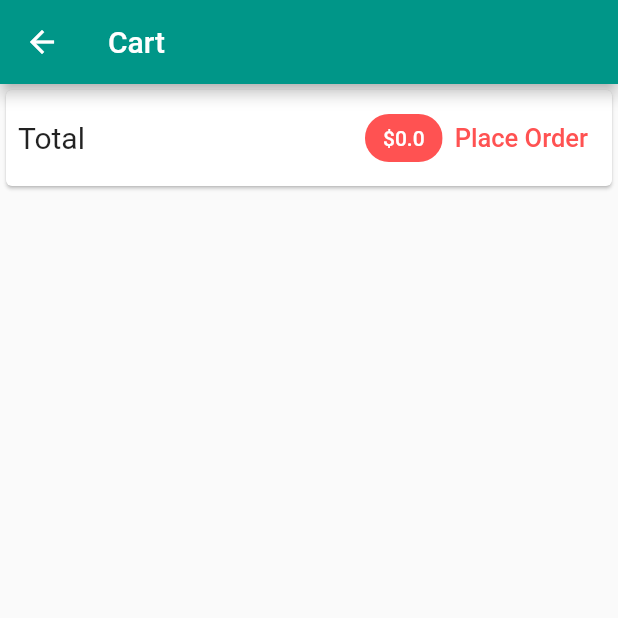
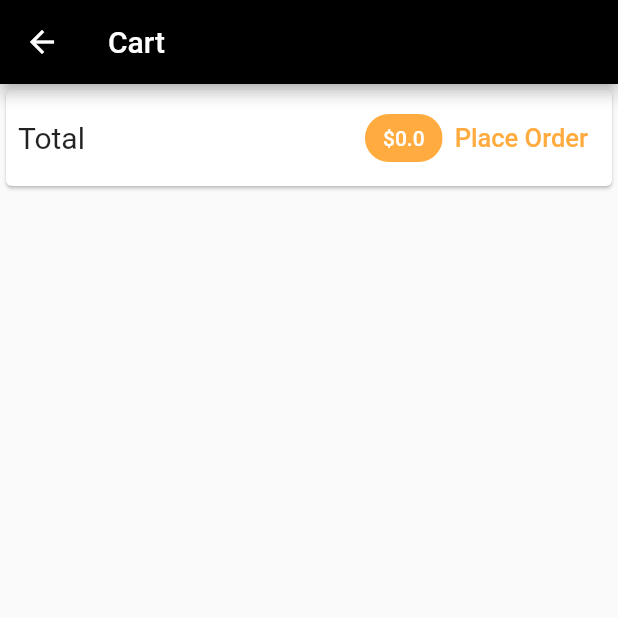
Before and after one commit to Mishalzahra28/Flutter, a Flutter app: the CartScreen screen opened by its route, on a phone screen of 412 x 824 dp, the top half of it. Run offline on Flutter 3.47's test engine with Material 2 defaults, Android fonts, the phone set to English and light mode, and no system bars; network calls fail.

Commit message:
shop app

```diff
--- a/shop_app/lib/main.dart
+++ b/shop_app/lib/main.dart
@@ -26,9 +26,9 @@ class MyApp extends StatelessWidget {
       ],
       child: MaterialApp(
         title: 'MyShop',
-        theme: ThemeData(
-          primarySwatch: Colors.teal,
-        ),
+        // theme: ThemeData(
+        //   primarySwatch: Colors.black,
+        // ),
         // home: ProductsOverviewScreen(),
         routes: {
           "/": (context) => ProductsOverviewScreen(),
--- a/shop_app/lib/providers/product_provider.dart
+++ b/shop_app/lib/providers/product_provider.dart
@@ -6,35 +6,84 @@ class ProductProvider with ChangeNotifier {
   final List<Product> _items = [
     Product(
       id: 'p1',
-      title: 'Red Shirt',
-      description: 'A red shirt - it is pretty red!',
+      title: 'White Shirt',
+      description: 'A white shirt - it is pretty neat!',
       price: 29.99,
       imageUrl:
-          'https://cdn.pixabay.com/photo/2016/10/02/22/17/red-t-shirt-1710578_1280.jpg',
+          'https://i.pinimg.com/236x/91/c9/46/91c946a57252c6c2729289e5ebaa5637.jpg',
     ),
     Product(
       id: 'p2',
-      title: 'Trousers',
-      description: 'A nice pair of trousers.',
-      price: 59.99,
+      title: 'Grey Solid Pants',
+      description: 'You are good to go with these solid pants!',
+      price: 39.99,
       imageUrl:
-          'https://upload.wikimedia.org/wikipedia/commons/thumb/e/e8/Trousers%2C_dress_%28AM_1960.022-8%29.jpg/512px-Trousers%2C_dress_%28AM_1960.022-8%29.jpg',
+          'https://encrypted-tbn0.gstatic.com/images?q=tbn:ANd9GcRzBkAGfu-BXRHZc3QYwHyiNRRHNHFAxnWK-sJtIf6fZMIW-PHMlGarKOmTOFesk1mmeb4&usqp=CAU',
     ),
     Product(
       id: 'p3',
-      title: 'Yellow Scarf',
+      title: 'Brown T-shirt',
+      description: 'A nice brown t-shirt.',
+      price: 35.99,
+      imageUrl:
+          'https://i.pinimg.com/236x/cc/f2/50/ccf25098b3b44305868c6ccfef122842.jpg',
+    ),
+    Product(
+      id: 'p4',
+      title: 'Block Stitching T-shirt',
       description: 'Warm and cozy - exactly what you need for the winter.',
       price: 19.99,
       imageUrl:
-          'https://live.staticflickr.com/4043/4438260868_cc79b3369d_z.jpg',
+          'https://lzd-img-global.slatic.net/g/p/08e264ef742567641776019ec82d9fc9.jpg_720x720q80.jpg_.webp',
     ),
     Product(
-      id: 'p4',
-      title: 'A Pan',
-      description: 'Prepare any meal you want.',
+      id: 'p5',
+      title: "Fred's Alpha Shirt",
+      description: 'Wear anywhere T-shirt!',
+      price: 28.50,
+      imageUrl:
+          'https://m.media-amazon.com/images/I/51+Sp3R0S+L._AC_SY500_.jpg',
+    ),
+    Product(
+      id: 'p6',
+      title: "High Waist Trousers",
+      description: 'Black Trousers for casual wear!',
+      price: 47.50,
+      imageUrl:
+          'https://images.stylishop.com/media/catalog/product/7005128701/images/7005128701_1.jpg?v=1',
+    ),
+    Product(
+      id: 'p7',
+      title: "Block T-shirt",
+      description: 'Cozy T0shirt with block design',
+      price: 18.25,
+      imageUrl:
+          'https://down-sg.img.susercontent.com/file/sg-11134201-7qvf8-li3xwqhnnx1pf8',
+    ),
+    Product(
+      id: 'p8',
+      title: "Basic Burgundy T-shirt",
+      description: 'For plain days and events',
+      price: 39.99,
+      imageUrl:
+          'https://1746b291a6740af9.kinxzone.com/upload/images/product/105/105319/Product_1618526279670.jpg',
+    ),
+    Product(
+      id: 'p9',
+      title: "Linen wide leg Pants",
+      description:
+          'These dusty pink, wide leg, mid-rise pants have faux wooden button, pocket and zip & hook for closure..',
+      price: 26.59,
+      imageUrl:
+          'https://www.fablestreet.com/cdn/shop/products/Linen_20Wide_20Leg_20Pants_20-_20Dusty_20Pink_L2_1350x.jpg?v=1615470874',
+    ),
+    Product(
+      id: 'p10',
+      title: "Beige Solid Pants",
+      description: 'Beige goes with everything!.',
       price: 49.99,
       imageUrl:
-          'https://upload.wikimedia.org/wikipedia/commons/thumb/1/14/Cast-Iron-Pan.jpg/1024px-Cast-Iron-Pan.jpg',
+          'https://images-static.nykaa.com/media/catalog/product/b/0/b048beaBT0721_1.jpg?tr=w-500,pr-true',
     ),
   ];
 
--- a/shop_app/lib/screens/cart_screen.dart
+++ b/shop_app/lib/screens/cart_screen.dart
@@ -14,6 +14,7 @@ class CartScreen extends StatelessWidget {
     final cart = Provider.of<Cart>(context);
     return Scaffold(
       appBar: AppBar(
+        backgroundColor: Colors.black,
         title: Text("Cart"),
       ),
       body: Column(children: [
@@ -33,7 +34,7 @@ class CartScreen extends StatelessWidget {
                     '\$${cart.totalAmount}',
                     style: TextStyle(color: Colors.white),
                   ),
-                  backgroundColor: Colors.redAccent,
+                  backgroundColor: Colors.orangeAccent,
                 ),
                 TextButton(
                     onPressed: () {
@@ -43,7 +44,8 @@ class CartScreen extends StatelessWidget {
                     },
                     child: const Text(
                       "Place Order",
-                      style: TextStyle(color: Colors.redAccent, fontSize: 17),
+                      style:
+                          TextStyle(color: Colors.orangeAccent, fontSize: 17),
                     ))
               ],
             ),
--- a/shop_app/lib/screens/order_screen.dart
+++ b/shop_app/lib/screens/order_screen.dart
@@ -14,6 +14,7 @@ class OrderScreen extends StatelessWidget {
     final order = Provider.of<Orders>(context);
     return Scaffold(
       appBar: AppBar(
+        backgroundColor: Colors.black,
         title: Text('Your Orders'),
       ),
       drawer: AppDrawer(),
--- a/shop_app/lib/screens/product_detail_screen.dart
+++ b/shop_app/lib/screens/product_detail_screen.dart
@@ -14,7 +14,8 @@ class ProductDetailScreen extends StatelessWidget {
         Provider.of<ProductProvider>(context, listen: false).getItem(productId);
 
     return Scaffold(
-      appBar: AppBar(title: Text(loadedItem.title)),
+      appBar:
+          AppBar(backgroundColor: Colors.black, title: Text(loadedItem.title)),
       body: Column(children: [
         Container(
           child: Image.network(
--- a/shop_app/lib/screens/products_overview_screen.dart
+++ b/shop_app/lib/screens/products_overview_screen.dart
@@ -18,6 +18,7 @@ class ProductsOverviewScreen extends StatelessWidget {
     final products = Provider.of<ProductProvider>(context, listen: false);
     return Scaffold(
         appBar: AppBar(
+          backgroundColor: Colors.black,
           title: Text("MyShop"),
           actions: [
             Consumer<Cart>(
--- a/shop_app/lib/widgets/badge.dart
+++ b/shop_app/lib/widgets/badge.dart
@@ -23,7 +23,7 @@ class CustomBadge extends StatelessWidget {
             // color: Theme.of(context).accentColor,
             decoration: BoxDecoration(
               borderRadius: BorderRadius.circular(10.0),
-              color: Colors.redAccent,
+              color: Colors.orangeAccent,
             ),
             constraints: BoxConstraints(
               minWidth: 16,
@@ -32,9 +32,7 @@ class CustomBadge extends StatelessWidget {
             child: Text(
               value,
               textAlign: TextAlign.center,
-              style: TextStyle(
-                fontSize: 10,
-              ),
+              style: TextStyle(fontSize: 10, color: Colors.black),
             ),
           ),
         )
--- a/shop_app/lib/widgets/productGrid.dart
+++ b/shop_app/lib/widgets/productGrid.dart
@@ -15,9 +15,9 @@ class ProductGrid extends StatelessWidget {
       padding: const EdgeInsets.all(10),
       gridDelegate: const SliverGridDelegateWithFixedCrossAxisCount(
           crossAxisCount: 2,
-          childAspectRatio: 3 / 2,
-          crossAxisSpacing: 10,
-          mainAxisSpacing: 10),
+          childAspectRatio: 2 / 2,
+          crossAxisSpacing: 15,
+          mainAxisSpacing: 15),
       itemBuilder: (ctx, i) => ChangeNotifierProvider.value(
         value: loadedProducts[i],
         child: ProdcutItem(),
```
Also changed, not shown: shop_app/lib/providers/cart.dart (+16 -0 lines), shop_app/lib/widgets/appDrawer.dart (+7 -3 lines), shop_app/lib/widgets/cartItem.dart (+21 -1 lines), shop_app/lib/widgets/productItem.dart (+17 -2 lines).
